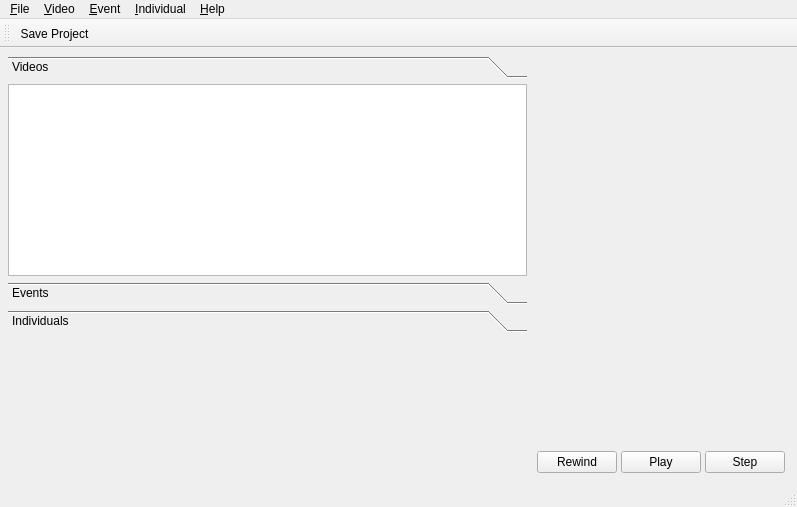
Before: the Qt Designer form application/gui/mainwindow.ui in BioFoV/BioFoV, drawn with Qt 5.
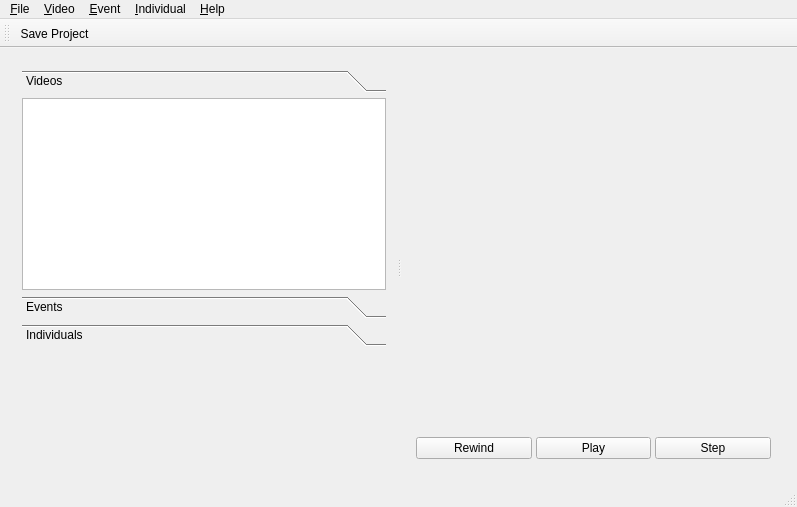
After: the same form once the commit is applied. Custom widgets are drawn as their Qt base class.

Commit message: added splitter, and now player size is proportional to the player and not the videoplayer widget

Patch:
```diff
--- a/application/gui/mainwindow.ui
+++ b/application/gui/mainwindow.ui
@@ -15,19 +15,12 @@
   </property>
   <widget class="QWidget" name="centralWidget">
    <layout class="QHBoxLayout" name="horizontalLayout">
-    <property name="leftMargin">
-     <number>8</number>
-    </property>
-    <property name="topMargin">
-     <number>8</number>
-    </property>
-    <property name="rightMargin">
-     <number>8</number>
-    </property>
-    <property name="bottomMargin">
-     <number>8</number>
-    </property>
     <item>
+     <widget class="QSplitter" name="splitter">
+      <property name="orientation">
+       <enum>Qt::Horizontal</enum>
+      </property>
+      <widget class="QWidget" name="layoutWidget_2">
      <layout class="QVBoxLayout" name="verticalLayoutLeft">
       <item>
        <widget class="QToolBox" name="itemToolBox">
@@ -39,7 +32,7 @@
           <rect>
            <x>0</x>
            <y>0</y>
-           <width>516</width>
+             <width>386</width>
            <height>192</height>
           </rect>
          </property>
@@ -163,8 +156,8 @@
        </widget>
       </item>
      </layout>
-    </item>
-    <item>
+      </widget>
+      <widget class="QWidget" name="layoutWidget">
      <layout class="QVBoxLayout" name="verticalLayoutRight">
       <property name="spacing">
        <number>2</number>
@@ -228,6 +221,8 @@
        </widget>
       </item>
      </layout>
+      </widget>
+     </widget>
     </item>
    </layout>
   </widget>
```
Left out of the diff: 9 changed lines with no effect on the pictures. Lines whose indentation alone changed are shown as unchanged. The commit also changes 1 other file.
